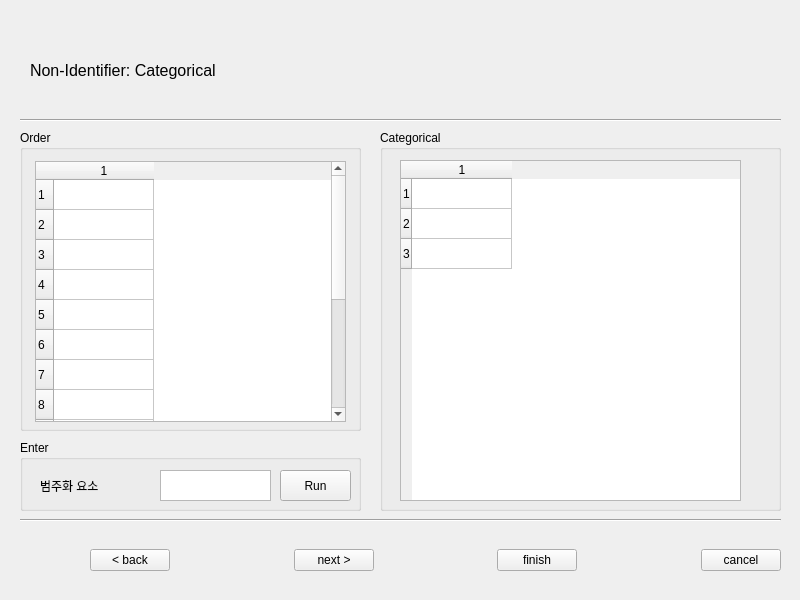
The window that UI/ordering_categorical.ui (zel0rd/Non-Identifying) describes before a commit, drawn with Qt 5.
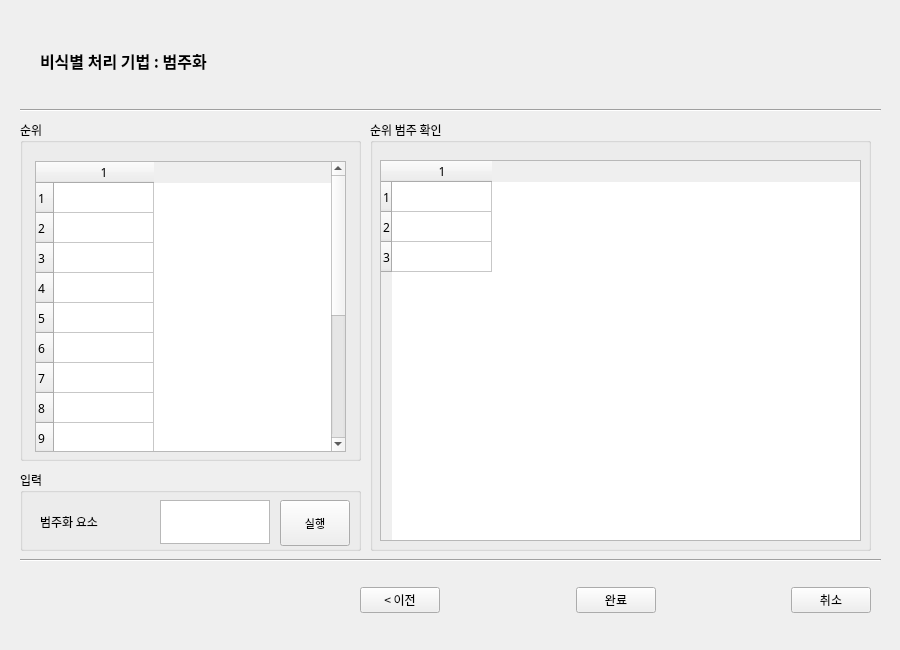
The same window after the commit.

```diff
--- a/UI/ordering_categorical.ui
+++ b/UI/ordering_categorical.ui
@@ -6,8 +6,8 @@
    <rect>
     <x>0</x>
     <y>0</y>
-    <width>800</width>
-    <height>600</height>
+    <width>900</width>
+    <height>650</height>
    </rect>
   </property>
   <property name="windowTitle">
@@ -18,8 +18,8 @@
     <property name="geometry">
      <rect>
       <x>20</x>
-      <y>510</y>
-      <width>761</width>
+      <y>550</y>
+      <width>861</width>
       <height>20</height>
      </rect>
     </property>
@@ -27,91 +27,12 @@
      <enum>Qt::Horizontal</enum>
     </property>
    </widget>
-   <widget class="QWidget" name="horizontalLayoutWidget_2">
-    <property name="geometry">
-     <rect>
-      <x>90</x>
-      <y>530</y>
-      <width>691</width>
-      <height>61</height>
-     </rect>
-    </property>
-    <layout class="QHBoxLayout" name="horizontalLayout_2">
-     <item>
-      <widget class="QPushButton" name="backButton">
-       <property name="text">
-        <string>&lt; back</string>
-       </property>
-      </widget>
-     </item>
-     <item>
-      <spacer name="horizontalSpacer">
-       <property name="orientation">
-        <enum>Qt::Horizontal</enum>
-       </property>
-       <property name="sizeHint" stdset="0">
-        <size>
-         <width>40</width>
-         <height>20</height>
-        </size>
-       </property>
-      </spacer>
-     </item>
-     <item>
-      <widget class="QPushButton" name="nextButton">
-       <property name="text">
-        <string>next &gt;</string>
-       </property>
-      </widget>
-     </item>
-     <item>
-      <spacer name="horizontalSpacer_5">
-       <property name="orientation">
-        <enum>Qt::Horizontal</enum>
-       </property>
-       <property name="sizeHint" stdset="0">
-        <size>
-         <width>40</width>
-         <height>20</height>
-        </size>
-       </property>
-      </spacer>
-     </item>
-     <item>
-      <widget class="QPushButton" name="finishButton">
-       <property name="text">
-        <string>finish</string>
-       </property>
-      </widget>
-     </item>
-     <item>
-      <spacer name="horizontalSpacer_3">
-       <property name="orientation">
-        <enum>Qt::Horizontal</enum>
-       </property>
-       <property name="sizeHint" stdset="0">
-        <size>
-         <width>40</width>
-         <height>20</height>
-        </size>
-       </property>
-      </spacer>
-     </item>
-     <item>
-      <widget class="QPushButton" name="cancelButton">
-       <property name="text">
-        <string>cancel</string>
-       </property>
-      </widget>
-     </item>
-    </layout>
-   </widget>
    <widget class="Line" name="line_2">
     <property name="geometry">
      <rect>
       <x>20</x>
-      <y>110</y>
-      <width>761</width>
+      <y>100</y>
+      <width>861</width>
       <height>20</height>
      </rect>
     </property>
@@ -119,43 +40,30 @@
      <enum>Qt::Horizontal</enum>
     </property>
    </widget>
-   <widget class="QLabel" name="label">
-    <property name="geometry">
-     <rect>
-      <x>30</x>
-      <y>40</y>
-      <width>551</width>
-      <height>61</height>
-     </rect>
-    </property>
-    <property name="font">
-     <font>
-      <pointsize>12</pointsize>
-     </font>
-    </property>
-    <property name="text">
-     <string>Non-Identifier: Categorical</string>
-    </property>
-   </widget>
    <widget class="QGroupBox" name="arrBox_2">
     <property name="geometry">
      <rect>
       <x>20</x>
-      <y>130</y>
+      <y>120</y>
       <width>341</width>
-      <height>301</height>
+      <height>341</height>
      </rect>
     </property>
+    <property name="font">
+     <font>
+      <family>맑은 고딕</family>
+     </font>
+    </property>
     <property name="title">
-     <string>Order</string>
+     <string>순위</string>
     </property>
     <widget class="QTableWidget" name="original">
      <property name="geometry">
       <rect>
        <x>15</x>
-       <y>31</y>
+       <y>41</y>
        <width>311</width>
-       <height>261</height>
+       <height>291</height>
       </rect>
      </property>
      <property name="rowCount">
@@ -180,27 +88,43 @@
      <row/>
      <row/>
      <column/>
+     <item row="0" column="0">
+      <property name="text">
+       <string/>
+      </property>
+      <property name="font">
+       <font>
+        <weight>50</weight>
+        <bold>false</bold>
+       </font>
+      </property>
+     </item>
     </widget>
    </widget>
    <widget class="QGroupBox" name="arrBox_3">
     <property name="geometry">
      <rect>
-      <x>380</x>
-      <y>130</y>
-      <width>401</width>
-      <height>381</height>
+      <x>370</x>
+      <y>120</y>
+      <width>501</width>
+      <height>431</height>
      </rect>
     </property>
+    <property name="font">
+     <font>
+      <family>맑은 고딕</family>
+     </font>
+    </property>
     <property name="title">
-     <string>Categorical</string>
+     <string>순위 범주 확인</string>
     </property>
     <widget class="QTableWidget" name="categorical">
      <property name="geometry">
       <rect>
-       <x>20</x>
-       <y>30</y>
-       <width>341</width>
-       <height>341</height>
+       <x>10</x>
+       <y>40</y>
+       <width>481</width>
+       <height>381</height>
       </rect>
      </property>
      <property name="rowCount">
@@ -219,13 +143,18 @@
     <property name="geometry">
      <rect>
       <x>20</x>
-      <y>440</y>
+      <y>470</y>
       <width>341</width>
-      <height>71</height>
+      <height>81</height>
      </rect>
     </property>
+    <property name="font">
+     <font>
+      <family>맑은 고딕</family>
+     </font>
+    </property>
     <property name="title">
-     <string>Enter</string>
+     <string>입력</string>
     </property>
     <widget class="QLabel" name="label_1">
      <property name="geometry">
@@ -233,36 +162,139 @@
        <x>20</x>
        <y>30</y>
        <width>121</width>
-       <height>31</height>
+       <height>44</height>
       </rect>
      </property>
      <property name="text">
       <string>범주화 요소</string>
      </property>
     </widget>
-    <widget class="QTextEdit" name="orderText">
-     <property name="geometry">
-      <rect>
-       <x>140</x>
-       <y>30</y>
-       <width>111</width>
-       <height>31</height>
-      </rect>
-     </property>
-    </widget>
     <widget class="QPushButton" name="runButton">
      <property name="geometry">
       <rect>
        <x>260</x>
        <y>30</y>
-       <width>71</width>
-       <height>31</height>
+       <width>70</width>
+       <height>46</height>
       </rect>
      </property>
+     <property name="font">
+      <font>
+       <pointsize>8</pointsize>
+      </font>
+     </property>
      <property name="text">
-      <string>Run</string>
+      <string>실행</string>
      </property>
     </widget>
+    <widget class="QTextEdit" name="orderText">
+     <property name="geometry">
+      <rect>
+       <x>140</x>
+       <y>30</y>
+       <width>110</width>
+       <height>44</height>
+      </rect>
+     </property>
+    </widget>
+   </widget>
+   <widget class="QLabel" name="label">
+    <property name="geometry">
+     <rect>
+      <x>40</x>
+      <y>30</y>
+      <width>551</width>
+      <height>61</height>
+     </rect>
+    </property>
+    <property name="font">
+     <font>
+      <family>맑은 고딕</family>
+      <pointsize>12</pointsize>
+      <weight>75</weight>
+      <bold>true</bold>
+     </font>
+    </property>
+    <property name="text">
+     <string>비식별 처리 기법 : 범주화</string>
+    </property>
+   </widget>
+   <widget class="QWidget" name="horizontalLayoutWidget_2">
+    <property name="geometry">
+     <rect>
+      <x>360</x>
+      <y>570</y>
+      <width>511</width>
+      <height>61</height>
+     </rect>
+    </property>
+    <layout class="QHBoxLayout" name="horizontalLayout_2">
+     <item>
+      <widget class="QPushButton" name="backButton">
+       <property name="font">
+        <font>
+         <family>맑은 고딕</family>
+         <pointsize>9</pointsize>
+        </font>
+       </property>
+       <property name="text">
+        <string>&lt; 이전</string>
+       </property>
+      </widget>
+     </item>
+     <item>
+      <spacer name="horizontalSpacer_5">
+       <property name="orientation">
+        <enum>Qt::Horizontal</enum>
+       </property>
+       <property name="sizeHint" stdset="0">
+        <size>
+         <width>40</width>
+         <height>20</height>
+        </size>
+       </property>
+      </spacer>
+     </item>
+     <item>
+      <widget class="QPushButton" name="finishButton">
+       <property name="font">
+        <font>
+         <family>맑은 고딕</family>
+         <pointsize>9</pointsize>
+        </font>
+       </property>
+       <property name="text">
+        <string>완료</string>
+       </property>
+      </widget>
+     </item>
+     <item>
+      <spacer name="horizontalSpacer_3">
+       <property name="orientation">
+        <enum>Qt::Horizontal</enum>
+       </property>
+       <property name="sizeHint" stdset="0">
+        <size>
+         <width>40</width>
+         <height>20</height>
+        </size>
+       </property>
+      </spacer>
+     </item>
+     <item>
+      <widget class="QPushButton" name="cancelButton">
+       <property name="font">
+        <font>
+         <family>맑은 고딕</family>
+         <pointsize>9</pointsize>
+        </font>
+       </property>
+       <property name="text">
+        <string>취소</string>
+       </property>
+      </widget>
+     </item>
+    </layout>
    </widget>
   </widget>
  </widget>
```
Left out of the diff: 2 changed lines with no effect on the pictures.
